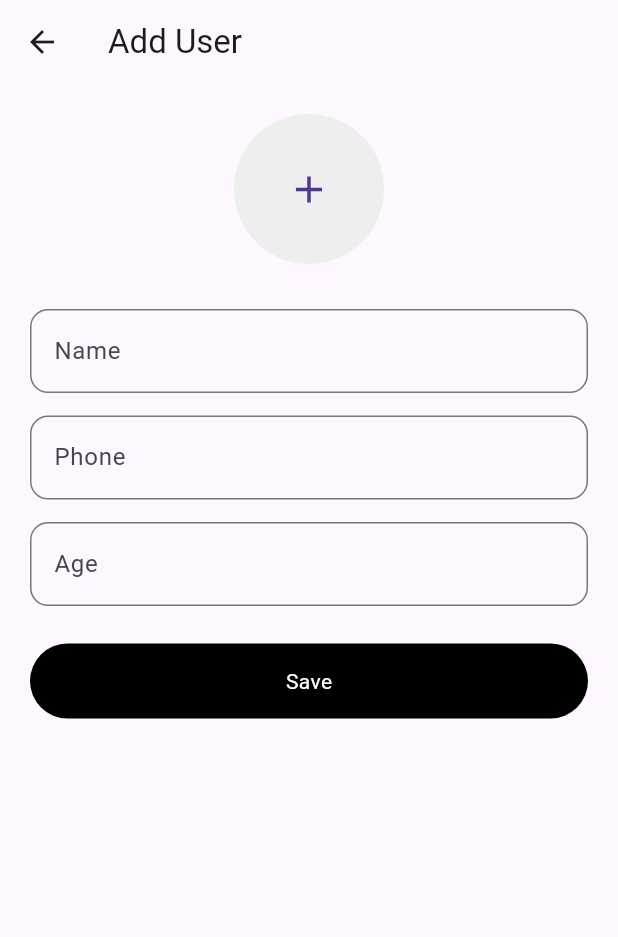
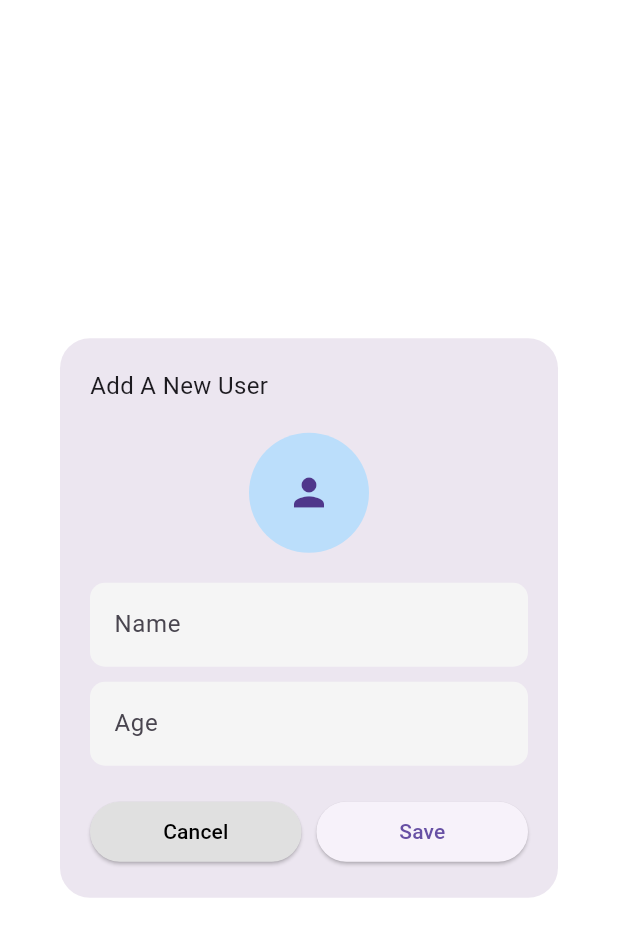
Before and after one commit to sufiyan454/totalx_project, a Flutter app: the HomeScreen screen opened directly, after a tap on the "add" icon, on a phone screen of 412 x 824 dp. Shown: the top 937 px of the screen. Run offline on Flutter 3.47's test engine with Material 3 defaults, Android fonts, the phone set to English and light mode, and no system bars; our stand-ins replace image_picker.

```diff
--- a/lib/providers/auth_provider.dart
+++ b/lib/providers/auth_provider.dart
@@ -9,7 +9,7 @@ class AuthProvider extends ChangeNotifier {
   }
 
   Future<void> verifyOtp(String phone, String otp) async {
-    if (otp == "1234") {
+    if (otp == "123456") {
       isLoggedIn = true;
       notifyListeners();
     } else {
--- a/lib/screens/add_user_screen.dart
+++ b/lib/screens/add_user_screen.dart
@@ -5,16 +5,15 @@ import 'package:provider/provider.dart';
 import '../models/user_model.dart';
 import '../providers/user_provider.dart';
 
-class AddUserScreen extends StatefulWidget {
-  const AddUserScreen({super.key});
+class AddUserDialog extends StatefulWidget {
+  const AddUserDialog({super.key});
 
   @override
-  State<AddUserScreen> createState() => _AddUserScreenState();
+  State<AddUserDialog> createState() => _AddUserDialogState();
 }
 
-class _AddUserScreenState extends State<AddUserScreen> {
+class _AddUserDialogState extends State<AddUserDialog> {
   final name = TextEditingController();
-  final phone = TextEditingController();
   final age = TextEditingController();
 
   File? image;
@@ -32,89 +31,102 @@ class _AddUserScreenState extends State<AddUserScreen> {
   Widget build(BuildContext context) {
     final p = Provider.of<UserProvider>(context, listen: false);
 
-    return Scaffold(
-      appBar: AppBar(title: const Text("Add User")),
-      body: Padding(
+    return Dialog(
+      shape: RoundedRectangleBorder(
+        borderRadius: BorderRadius.circular(20),
+      ),
+      child: Padding(
         padding: const EdgeInsets.all(20),
         child: Column(
+          mainAxisSize: MainAxisSize.min,
           children: [
+
+            const Align(
+              alignment: Alignment.centerLeft,
+              child: Text(
+                "Add A New User",
+                style: TextStyle(fontSize: 16),
+              ),
+            ),
+
+            const SizedBox(height: 20),
 
             GestureDetector(
               onTap: pickImage,
               child: CircleAvatar(
-                radius: 50,
-                backgroundColor: Colors.grey[200],
+                radius: 40,
+                backgroundColor: Colors.blue[100],
                 backgroundImage:
                     image != null ? FileImage(image!) : null,
                 child: image == null
-                    ? const Icon(Icons.add, size: 30)
+                    ? const Icon(Icons.person, size: 30)
                     : null,
               ),
             ),
 
-            const SizedBox(height: 30),
+            const SizedBox(height: 20),
 
             TextField(
               controller: name,
               decoration: InputDecoration(
                 hintText: "Name",
+                filled: true,
+                fillColor: Colors.grey[100],
                 border: OutlineInputBorder(
-                  borderRadius: BorderRadius.circular(12),
+                  borderRadius: BorderRadius.circular(10),
+                  borderSide: BorderSide.none,
                 ),
               ),
             ),
 
-            const SizedBox(height: 15),
-
-            TextField(
-              controller: phone,
-              decoration: InputDecoration(
-                hintText: "Phone",
-                border: OutlineInputBorder(
-                  borderRadius: BorderRadius.circular(12),
-                ),
-              ),
-            ),
-
-            const SizedBox(height: 15),
+            const SizedBox(height: 10),
 
             TextField(
               controller: age,
               decoration: InputDecoration(
                 hintText: "Age",
+                filled: true,
+                fillColor: Colors.grey[100],
                 border: OutlineInputBorder(
-                  borderRadius: BorderRadius.circular(12),
+                  borderRadius: BorderRadius.circular(10),
+                  borderSide: BorderSide.none,
                 ),
               ),
             ),
 
-            const SizedBox(height: 25),
+            const SizedBox(height: 20),
 
-            GestureDetector(
-              onTap: () {
+            Row(
+              children: [
+                Expanded(
+                  child: ElevatedButton(
+                    onPressed: () => Navigator.pop(context),
+                    style: ElevatedButton.styleFrom(
+                      backgroundColor: Colors.grey[300],
+                    ),
+                    child: const Text("Cancel",
+                        style: TextStyle(color: Colors.black)),
+                  ),
+                ),
+                const SizedBox(width: 10),
+                Expanded(
+                  child: ElevatedButton(
+                    onPressed: () {
                       p.addUser(
                         UserModel(
                           name: name.text,
-                    phone: phone.text,
+                          phone: "",
                           age: int.parse(age.text),
                           image: image?.path ?? "",
                         ),
                       );
                       Navigator.pop(context);
                     },
-              child: Container(
-                width: double.infinity,
-                height: 50,
-                decoration: BoxDecoration(
-                  color: Colors.black,
-                  borderRadius: BorderRadius.circular(25),
-                ),
-                child: const Center(
-                  child: Text("Save",
-                      style: TextStyle(color: Colors.white)),
+                    child: const Text("Save"),
                   ),
                 ),
-            ),
+              ],
+            )
           ],
         ),
       ),
--- a/lib/screens/home_screen.dart
+++ b/lib/screens/home_screen.dart
@@ -37,7 +37,7 @@ class HomeScreen extends StatelessWidget {
         onPressed: () {
           Navigator.push(
             context,
-            MaterialPageRoute(builder: (_) => const AddUserScreen()),
+            MaterialPageRoute(builder: (_) => const AddUserDialog()),
           );
         },
         child: const Icon(Icons.add),
```
Also changed, not shown: lib/screens/login_screen.dart (+31 -25 lines), lib/screens/otp_screen.dart (added). Lines whose indentation alone changed are shown as unchanged.
